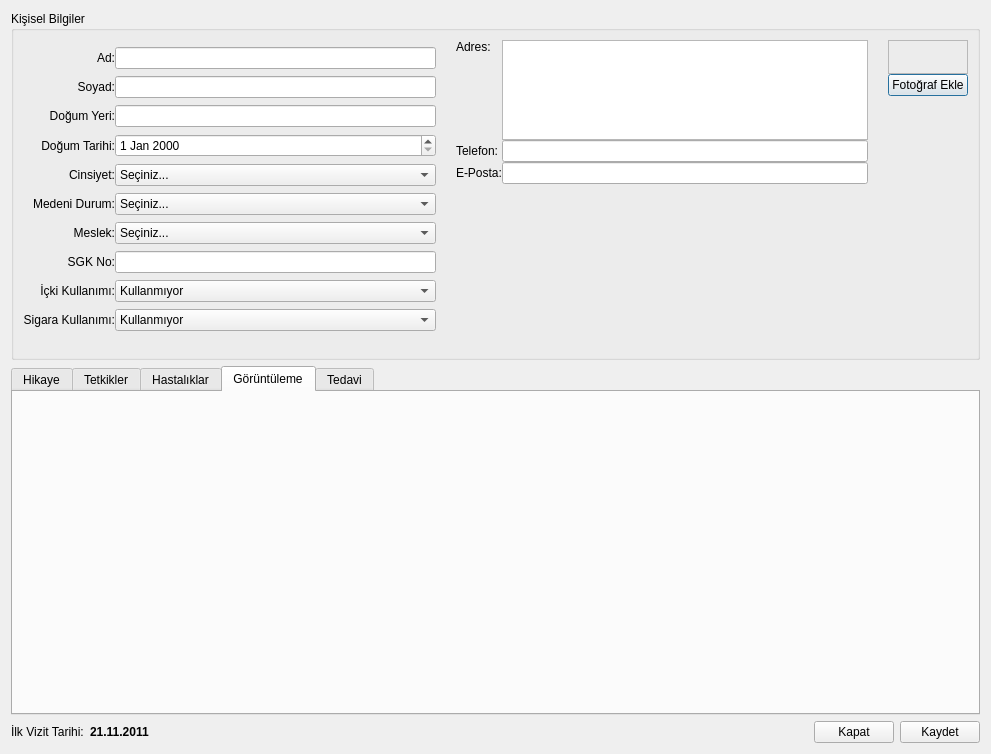
Qt form ui/newrecord.ui (ozancaglayan/EHR) before a commit.
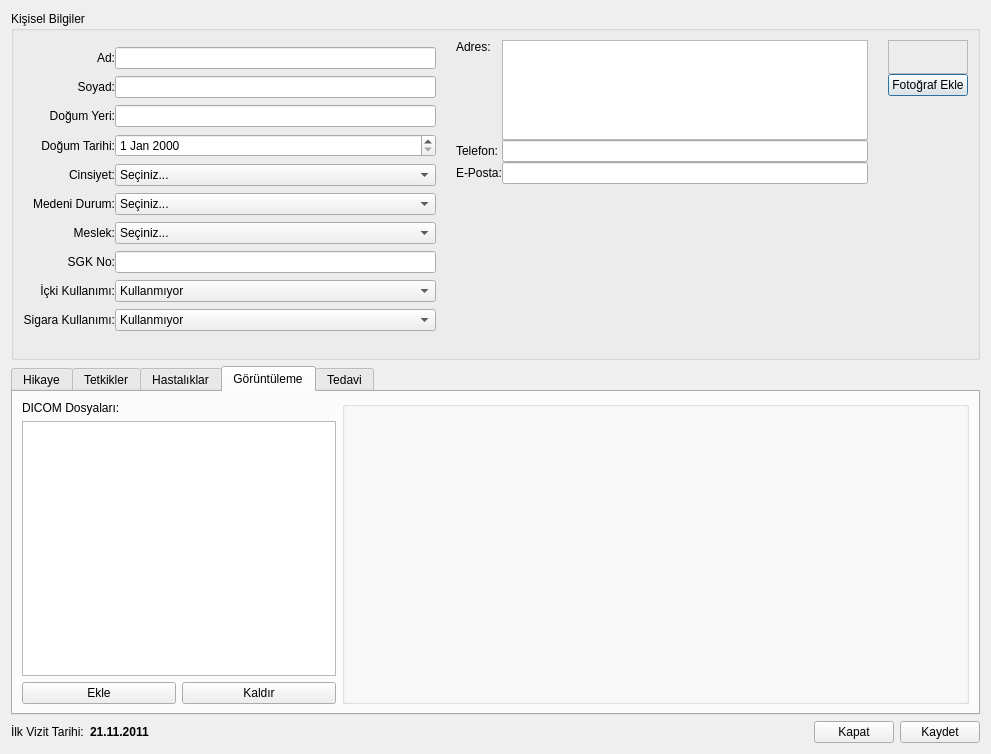
The same form after that commit. The open tabs and pages were chosen to show the change. Icons and pictures are not drawn. Custom widgets are drawn as their Qt base class.

The edit to the form file:
```diff
--- a/ui/newrecord.ui
+++ b/ui/newrecord.ui
@@ -573,6 +573,60 @@
       <attribute name="title">
        <string>Görüntüleme</string>
       </attribute>
+      <layout class="QHBoxLayout" name="horizontalLayout" stretch="1,2">
+       <item>
+        <layout class="QGridLayout" name="gridLayout_11">
+         <item row="0" column="0">
+          <widget class="QLabel" name="label_2">
+           <property name="text">
+            <string>DICOM Dosyaları:</string>
+           </property>
+          </widget>
+         </item>
+         <item row="1" column="0" colspan="2">
+          <widget class="QListView" name="listView"/>
+         </item>
+         <item row="2" column="0">
+          <widget class="QPushButton" name="pushButton">
+           <property name="text">
+            <string>Ekle</string>
+           </property>
+           <property name="icon">
+            <iconset resource="../data/icons.qrc">
+             <normaloff>:/list-add.png</normaloff>:/list-add.png</iconset>
+           </property>
+          </widget>
+         </item>
+         <item row="2" column="1">
+          <widget class="QPushButton" name="pushButton_2">
+           <property name="text">
+            <string>Kaldır</string>
+           </property>
+           <property name="icon">
+            <iconset resource="../data/icons.qrc">
+             <normaloff>:/list-remove.png</normaloff>:/list-remove.png</iconset>
+           </property>
+          </widget>
+         </item>
+        </layout>
+       </item>
+       <item>
+        <widget class="QGroupBox" name="groupBox_2">
+         <property name="title">
+          <string/>
+         </property>
+         <layout class="QGridLayout" name="gridLayout_10">
+          <item row="0" column="0">
+           <widget class="QVTKWidget" name="qvtkWidget">
+            <property name="autoFillBackground">
+             <bool>false</bool>
+            </property>
+           </widget>
+          </item>
+         </layout>
+        </widget>
+       </item>
+      </layout>
      </widget>
      <widget class="QWidget" name="tabMedication">
       <attribute name="title">
@@ -665,6 +719,11 @@
    <extends>QWidget</extends>
    <header>kactionselector.h</header>
   </customwidget>
+  <customwidget>
+   <class>QVTKWidget</class>
+   <extends>QWidget</extends>
+   <header>QVTKWidget.h</header>
+  </customwidget>
  </customwidgets>
  <resources>
   <include location="../data/icons.qrc"/>
```
Left out of the diff: 140 changed lines with no effect on the pictures. Lines whose indentation alone changed are shown as unchanged.
